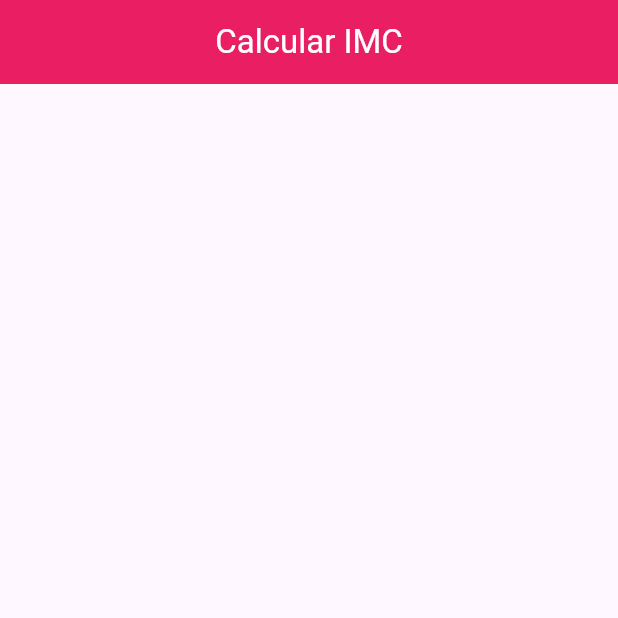
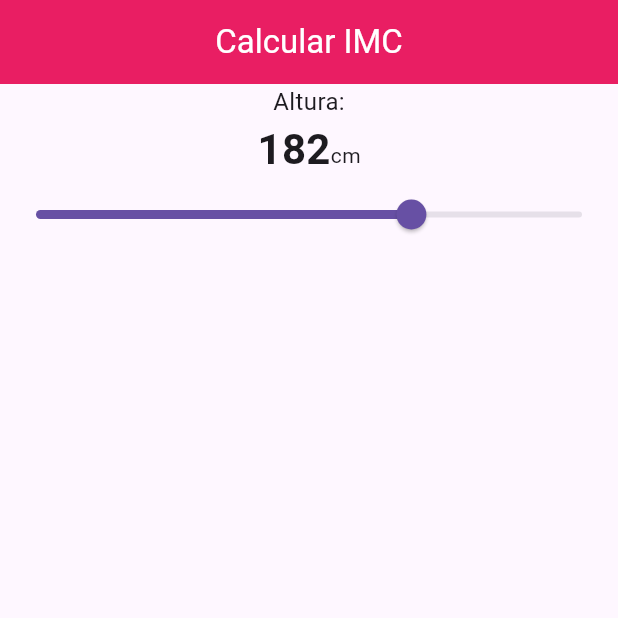
Before and after one commit to eeBarrionuevo/bmiapp_g9, a Flutter app: the screen it shows after launch, on a phone screen of 412 x 824 dp, the top half of it. Run offline on Flutter 3.47's test engine with Material 3 defaults, Android fonts, the phone set to English and light mode, and no system bars.

Commit message:
Mods Altura

```diff
--- a/lib/main.dart
+++ b/lib/main.dart
@@ -33,9 +33,43 @@ class _HomePageState extends State<HomePage> {
           ),
         ),
       ),
-
-
-
+      body: Column(
+        children: [
+          Text(
+            "Altura:",
+            style: TextStyle(
+              fontSize: 16.0,
+            ),
+          ),
+          Row(
+            crossAxisAlignment: CrossAxisAlignment.baseline,
+            mainAxisAlignment: MainAxisAlignment.center,
+            textBaseline: TextBaseline.alphabetic,
+            children: [
+              Text(
+                "182",
+                style: TextStyle(
+                  fontSize: 28.0,
+                  fontWeight: FontWeight.bold,
+                ),
+              ),
+              Text(
+                "cm",
+                style: TextStyle(
+                  fontSize: 14.0,
+                  fontWeight: FontWeight.normal,
+                ),
+              ),
+            ],
+          ),
+          Slider(
+            value: 150,
+            min: 40,
+            max: 200,
+            onChanged: (double value) {},
+          ),
+        ],
+      ),
     );
   }
 }
```
